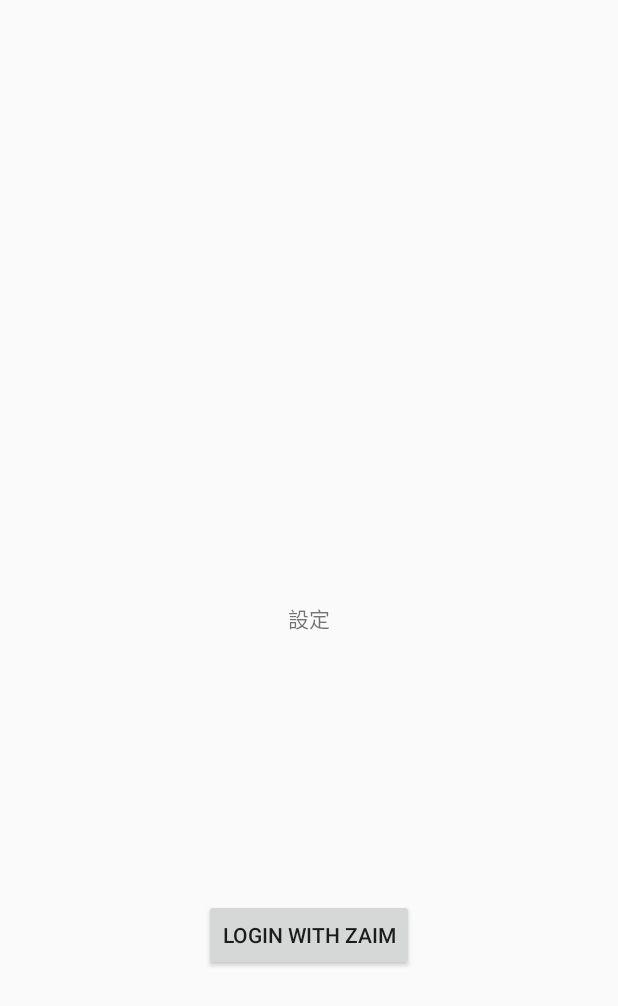
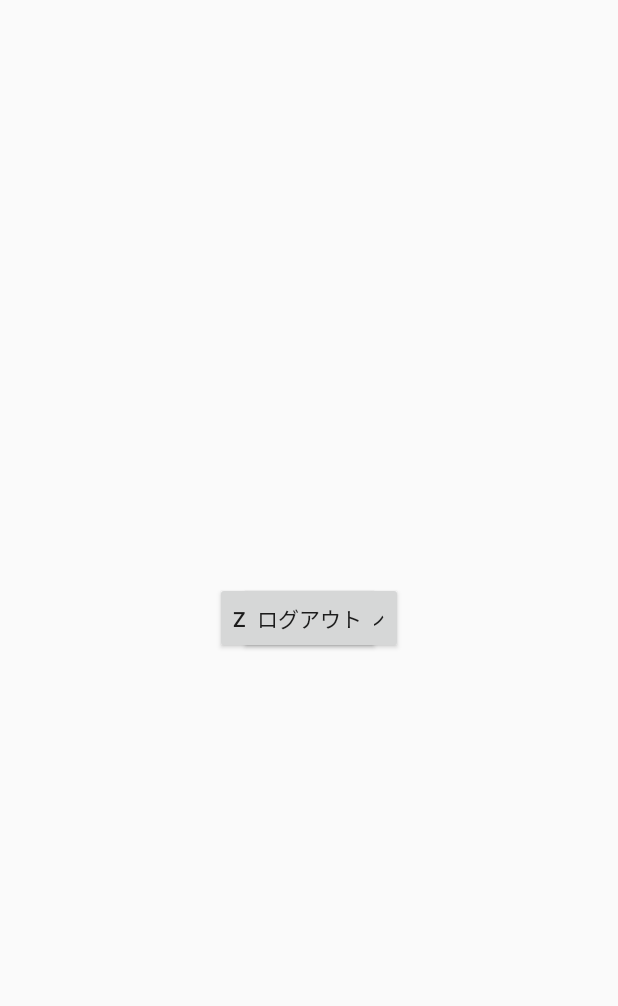
Before and after one commit to deka0106/FeliCaZ, an Android app: the layout fragment_setting.xml on its own in the app's theme, with its tools: preview values and no code run, on a phone screen of 412 x 824 dp. Shown: the top 1006 px of the screen. Run offline under Robolectric (Android 15) with nearby library versions, the light colour scheme and no system bars.

Commit message:
implement setting fragment & fix authorize bug

```diff
--- a/app/src/main/java/work/deka/zaim/Zaim.kt
+++ b/app/src/main/java/work/deka/zaim/Zaim.kt
@@ -42,7 +42,7 @@
 
     private val client get() = DefaultHttpClient()
 
-    val isAuthorized = credentials.token.isNotBlank() && credentials.tokenSecret.isNotBlank()
+    val isAuthorized get() = credentials.token.isNotBlank() && credentials.tokenSecret.isNotBlank()
 
     fun get(path: String, params: Map<String, Any?> = emptyMap()): HttpResponse {
         val url = "${configuration.baseUrl}$path?${
@@ -79,8 +79,8 @@
         try {
             provider.retrieveAccessToken(temporaryConsumer, verifier)
             credentials.apply {
-                token = consumer.token
-                tokenSecret = consumer.tokenSecret
+                token = temporaryConsumer.token
+                tokenSecret = temporaryConsumer.tokenSecret
             }
         } catch (e: Exception) {
             throw ZaimException("Failed to authorize.", e)
--- a/app/src/main/res/layout/fragment_setting.xml
+++ b/app/src/main/res/layout/fragment_setting.xml
@@ -6,25 +6,30 @@
         android:layout_width="match_parent"
         android:layout_height="match_parent">
 
-    <TextView
-            android:id="@+id/setting"
+    <!-- if not authorized -->
+    <Button
+            android:id="@+id/login"
             android:layout_width="wrap_content"
             android:layout_height="wrap_content"
-            android:text="@string/title_setting"
+            android:text="@string/login"
+            android:textAllCaps="false"
             app:layout_constraintBottom_toBottomOf="parent"
             app:layout_constraintLeft_toLeftOf="parent"
             app:layout_constraintRight_toRightOf="parent"
-            app:layout_constraintTop_toTopOf="parent"/>
+            app:layout_constraintTop_toTopOf="parent"
+            android:onClick="startAuthorize"/>
 
+    <!-- if authorized -->
     <Button
-            android:id="@+id/auth"
+            android:id="@+id/logout"
             android:layout_width="wrap_content"
             android:layout_height="wrap_content"
-            android:text="@string/auth"
+            android:text="@string/logout"
+            android:textAllCaps="false"
             app:layout_constraintBottom_toBottomOf="parent"
             app:layout_constraintLeft_toLeftOf="parent"
             app:layout_constraintRight_toRightOf="parent"
-            app:layout_constraintTop_toBottomOf="@+id/setting"
-            android:onClick="startAuthorize"/>
+            app:layout_constraintTop_toTopOf="parent"
+            android:onClick="logout"/>
 
 </android.support.constraint.ConstraintLayout>
--- a/app/src/main/res/values/strings.xml
+++ b/app/src/main/res/values/strings.xml
@@ -5,7 +5,8 @@
     <string name="callback_url">https://felicaz.deka.work</string>
     <string name="failed_to_get_code">Failed to get code.</string>
     <string name="failed_to_authorize">Failed to authorize.</string>
-    <string name="auth">Login with Zaim</string>
+    <string name="login">Zaimでログイン</string>
+    <string name="logout">ログアウト</string>
     <string name="title_home">ホーム</string>
     <string name="title_history">履歴</string>
     <string name="title_setting">設定</string>
```
Also changed, not shown: app/src/main/java/work/deka/felicaz/MainActivity.kt (+15 -4 lines), app/src/main/java/work/deka/felicaz/fragment/SettingFragment.kt (+26 -0 lines).
